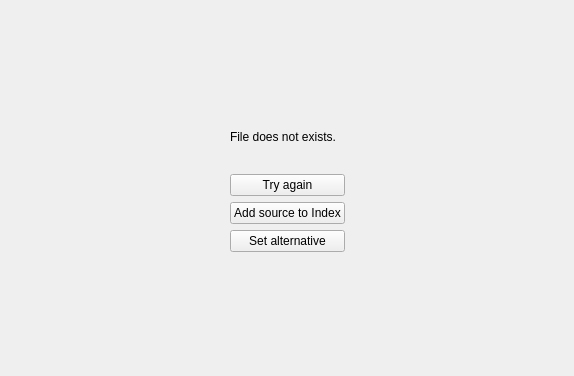
The window that src/AttachmentView/indexedfileattachmentview.ui (pasbi/CAN) describes before a commit, drawn with Qt 5.
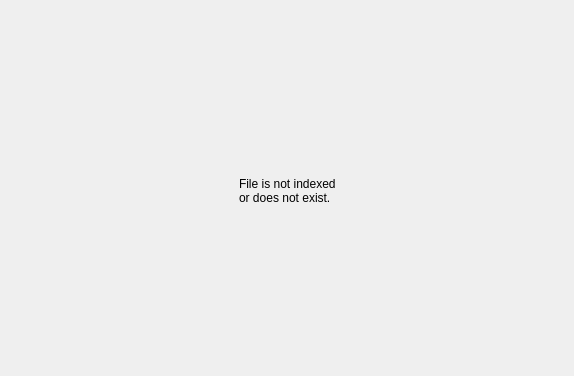
The same window after the commit. Custom widgets are drawn as their Qt base class.

Commit message: Simplified IndexedFileAttachment and associated classes. There are no alternatives so far.

```diff
--- a/src/AttachmentView/indexedfileattachmentview.ui
+++ b/src/AttachmentView/indexedfileattachmentview.ui
@@ -47,7 +47,7 @@
         </spacer>
        </item>
        <item>
-        <layout class="QVBoxLayout" name="verticalLayout_2" stretch="10,0,2,0,0,0,10">
+        <layout class="QVBoxLayout" name="verticalLayout_2" stretch="10,0,10">
          <item>
           <spacer name="verticalSpacer_2">
            <property name="orientation">
@@ -64,41 +64,8 @@
          <item>
           <widget class="QLabel" name="label">
            <property name="text">
-            <string>File does not exists.</string>
-           </property>
-          </widget>
-         </item>
-         <item>
-          <spacer name="verticalSpacer_3">
-           <property name="orientation">
-            <enum>Qt::Vertical</enum>
-           </property>
-           <property name="sizeHint" stdset="0">
-            <size>
-             <width>20</width>
-             <height>0</height>
-            </size>
-           </property>
-          </spacer>
-         </item>
-         <item>
-          <widget class="QPushButton" name="pushButton">
-           <property name="text">
-            <string>Try again</string>
-           </property>
-          </widget>
-         </item>
-         <item>
-          <widget class="QPushButton" name="pushButton_2">
-           <property name="text">
-            <string>Add source to Index</string>
-           </property>
-          </widget>
-         </item>
-         <item>
-          <widget class="QPushButton" name="pushButton_4">
-           <property name="text">
-            <string>Set alternative</string>
+            <string>File is not indexed
+or does not exist.</string>
            </property>
           </widget>
          </item>
```
The commit also changes 19 other files.
